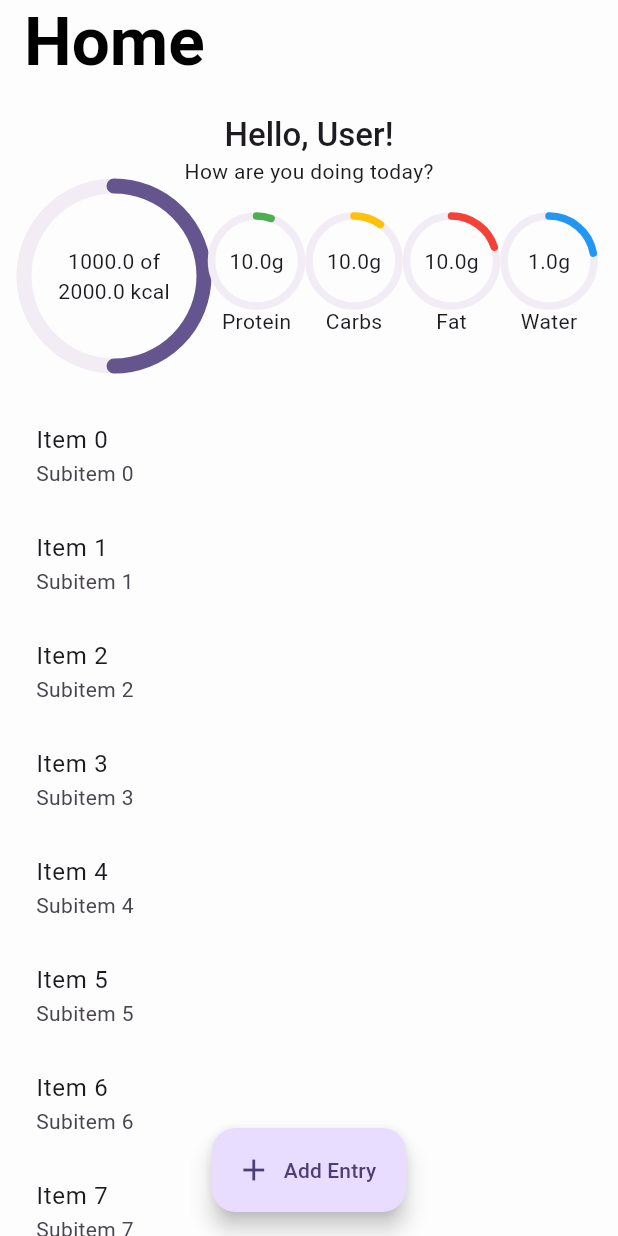
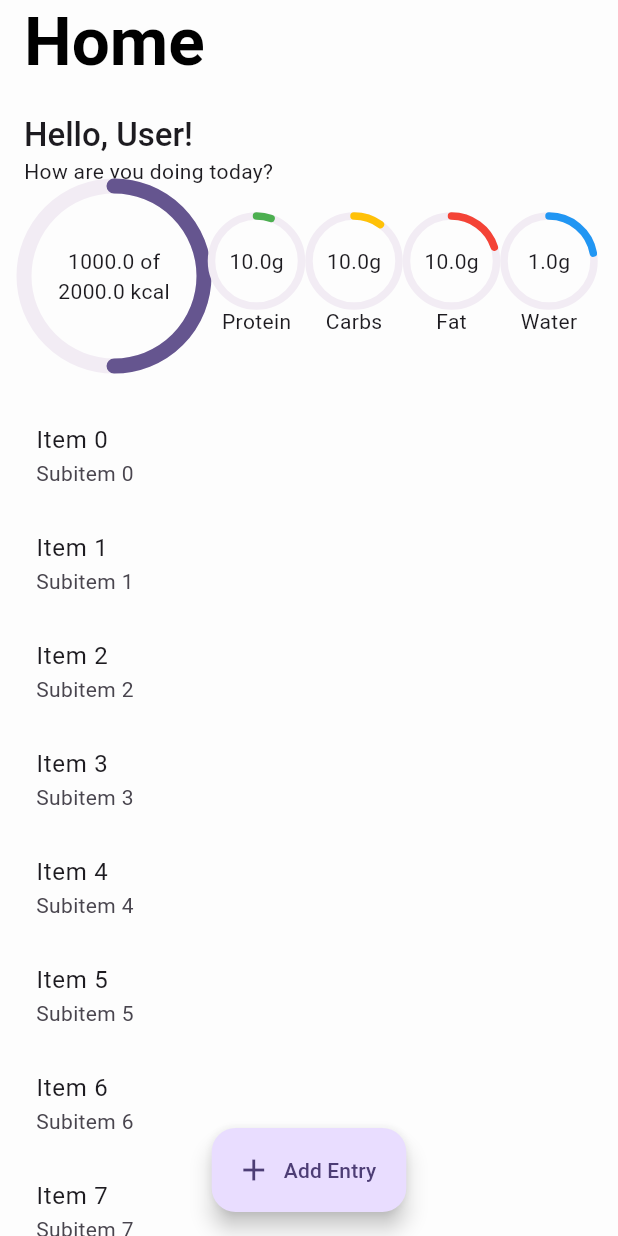
Before and after one commit to PedroSchwarz/tea_challenge, a Flutter app: the screen it shows after launch, on a phone screen of 412 x 824 dp. Run offline on Flutter 3.47's test engine with Material 3 defaults, Android fonts, the phone set to English and light mode, and no system bars; our stand-ins replace drift, drift_flutter, flutter_secure_storage, freezed_annotation, gap, get_it and 4 more; accounts and stored records are empty; generated files the repository leaves out were written again; statements that could not run were skipped.

Commit message:
Overral improvements on home UI and view model

```diff
--- a/lib/app/ui/app.dart
+++ b/lib/app/ui/app.dart
@@ -1,23 +1,18 @@
 import 'package:flutter/material.dart';
 import 'package:go_router/go_router.dart';
-import 'package:provider/provider.dart';
 import 'package:tea_challenge/app/app.dart';
-import 'package:tea_challenge/features/home/ui/view_models/home_view_model.dart';
 
 class MainApp extends StatelessWidget {
   const MainApp({super.key});
 
   @override
   Widget build(BuildContext context) {
-    return MultiProvider(
-      providers: [ChangeNotifierProvider(create: (context) => getIt<HomeViewModel>())],
-      child: MaterialApp.router(
-        title: 'Lifter',
-        themeMode: ThemeMode.system,
-        theme: AppTheme.lightTheme,
-        darkTheme: AppTheme.darkTheme,
-        routerConfig: getIt<GoRouter>(),
-      ),
+    return MaterialApp.router(
+      title: 'Lifter',
+      themeMode: ThemeMode.system,
+      theme: AppTheme.lightTheme,
+      darkTheme: AppTheme.darkTheme,
+      routerConfig: getIt<GoRouter>(),
     );
   }
 }
--- a/lib/app/ui/navigation.dart
+++ b/lib/app/ui/navigation.dart
@@ -1,6 +1,5 @@
 import 'package:flutter/material.dart';
 import 'package:go_router/go_router.dart';
-import 'package:provider/provider.dart';
 import 'package:tea_challenge/features/entries/entries.dart';
 import 'package:tea_challenge/features/home/home.dart';
 
@@ -15,8 +14,7 @@ GoRouter createRouter() {
         path: '/${HomeScreen.routeName}',
         name: HomeScreen.routeName,
         builder: (context, state) {
-          final viewModel = context.read<HomeViewModel>();
-          return HomeScreen(viewModel: viewModel);
+          return const HomeScreen();
         },
         routes: [
           GoRoute(
--- a/lib/features/home/ui/views/home_screen.dart
+++ b/lib/features/home/ui/views/home_screen.dart
@@ -1,14 +1,13 @@
 import 'package:flutter/material.dart';
 import 'package:go_router/go_router.dart';
 import 'package:provider/provider.dart';
+import 'package:tea_challenge/app/dependencies/locator.dart';
 import 'package:tea_challenge/app/theming/app_spacing.dart';
 import 'package:tea_challenge/features/entries/entries.dart';
 import 'package:tea_challenge/features/home/ui/view_models/home_view_model.dart';
 
 class HomeScreen extends StatefulWidget {
-  const HomeScreen({required this.viewModel, super.key});
-
-  final HomeViewModel viewModel;
+  const HomeScreen({super.key});
 
   static const String routeName = 'home';
 
@@ -17,17 +16,20 @@ class HomeScreen extends StatefulWidget {
 }
 
 class _HomeScreenState extends State<HomeScreen> {
+  late final HomeViewModel _viewModel;
+
   @override
   void initState() {
     super.initState();
+    _viewModel = getIt<HomeViewModel>();
     WidgetsBinding.instance.addPostFrameCallback((_) {
-      widget.viewModel.load();
+      _viewModel.load();
     });
   }
 
   @override
   void dispose() {
-    widget.viewModel.dispose();
+    _viewModel.dispose();
     super.dispose();
   }
 
@@ -35,14 +37,16 @@ class _HomeScreenState extends State<HomeScreen> {
   Widget build(BuildContext context) {
     final theme = Theme.of(context);
 
-    return Scaffold(
+    return ChangeNotifierProvider.value(
+      value: _viewModel,
+      child: Scaffold(
         appBar: AppBar(
           title: const Text('Home'),
           bottom: PreferredSize(
             preferredSize: const Size(double.infinity, AppSpacing.xs),
             child: Selector<HomeViewModel, bool>(
-            selector: (context, viewModel) => viewModel.isLoading,
-            builder: (context, isLoading, child) => isLoading ? const LinearProgressIndicator() : child!,
+              selector: (context, viewModel) => viewModel.isLoading || viewModel.isRefreshing,
+              builder: (context, showProgress, child) => showProgress ? const LinearProgressIndicator() : child!,
               child: const SizedBox.shrink(),
             ),
           ),
@@ -52,6 +56,7 @@ class _HomeScreenState extends State<HomeScreen> {
             Padding(
               padding: const EdgeInsets.all(AppSpacing.md),
               child: Column(
+                crossAxisAlignment: CrossAxisAlignment.stretch,
                 children: [
                   Selector<HomeViewModel, String>(
                     selector: (context, viewModel) => viewModel.userData.name,
@@ -218,11 +223,17 @@ class _HomeScreenState extends State<HomeScreen> {
           ],
         ),
         floatingActionButton: FloatingActionButton.extended(
-        onPressed: () => context.goNamed(CreateRetryScreen.routeName),
+          onPressed: () async {
+            if (context.mounted) {
+              final _ = await context.pushNamed(CreateRetryScreen.routeName);
+              _viewModel.refresh();
+            }
+          },
           label: const Text('Add Entry'),
           icon: const Icon(Icons.add),
         ),
         floatingActionButtonLocation: FloatingActionButtonLocation.centerFloat,
+      ),
     );
   }
 }
```
Also changed, not shown: lib/features/home/ui/view_models/home_view_model.dart (+11 -3 lines). Lines whose indentation alone changed are shown as unchanged.
